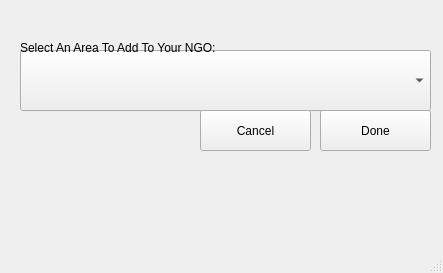
Old version of the form Screens/NGONewArea.ui in the repository msaadg/NGOConnect.
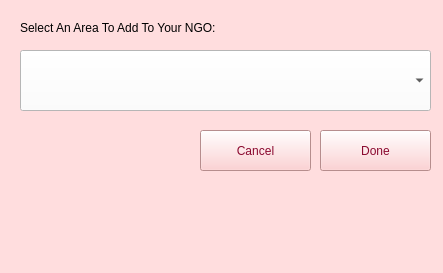
New version of the form. Icons and pictures are not drawn.

```diff
--- a/Screens/NGONewArea.ui
+++ b/Screens/NGONewArea.ui
@@ -13,16 +13,23 @@
   <property name="windowTitle">
    <string>MainWindow</string>
   </property>
+  <property name="styleSheet">
+   <string notr="true">background-color: rgb(255, 221, 222);</string>
+  </property>
   <widget class="QWidget" name="centralwidget">
    <widget class="QPushButton" name="areaDoneBtn">
     <property name="geometry">
      <rect>
       <x>320</x>
-      <y>110</y>
+      <y>130</y>
       <width>111</width>
       <height>41</height>
      </rect>
     </property>
+    <property name="styleSheet">
+     <string notr="true">color: rgb(138, 9, 47);
+background-color:rgb(255, 197, 198);;</string>
+    </property>
     <property name="text">
      <string>Done</string>
     </property>
@@ -36,12 +43,15 @@
       <height>61</height>
      </rect>
     </property>
+    <property name="styleSheet">
+     <string notr="true">background-color:white;</string>
+    </property>
    </widget>
    <widget class="QLabel" name="label">
     <property name="geometry">
      <rect>
       <x>20</x>
-      <y>40</y>
+      <y>20</y>
       <width>351</width>
       <height>16</height>
      </rect>
@@ -54,15 +64,38 @@
     <property name="geometry">
      <rect>
       <x>200</x>
-      <y>110</y>
+      <y>130</y>
       <width>111</width>
       <height>41</height>
      </rect>
     </property>
+    <property name="styleSheet">
+     <string notr="true">color: rgb(138, 9, 47);
+background-color:rgb(255, 197, 198);;</string>
+    </property>
     <property name="text">
      <string>Cancel</string>
     </property>
    </widget>
+   <widget class="QLabel" name="label_9">
+    <property name="geometry">
+     <rect>
+      <x>20</x>
+      <y>150</y>
+      <width>131</width>
+      <height>51</height>
+     </rect>
+    </property>
+    <property name="text">
+     <string/>
+    </property>
+    <property name="pixmap">
+     <pixmap>../Logo.png</pixmap>
+    </property>
+    <property name="scaledContents">
+     <bool>true</bool>
+    </property>
+   </widget>
   </widget>
   <widget class="QMenuBar" name="menubar">
    <property name="geometry">
```
